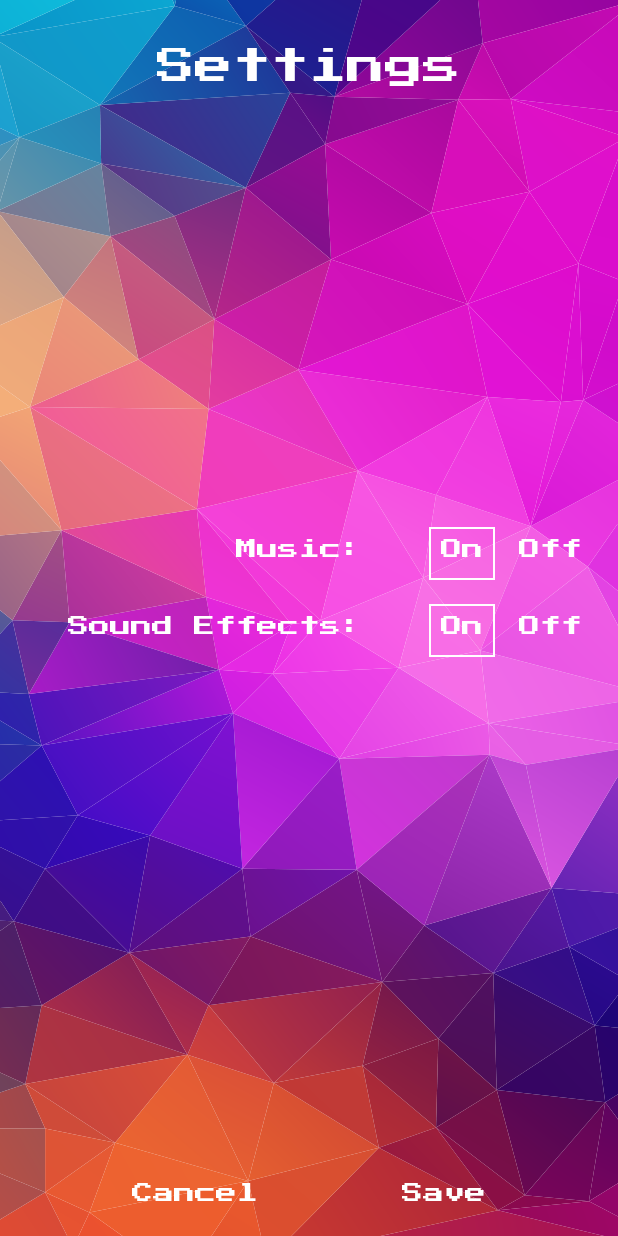
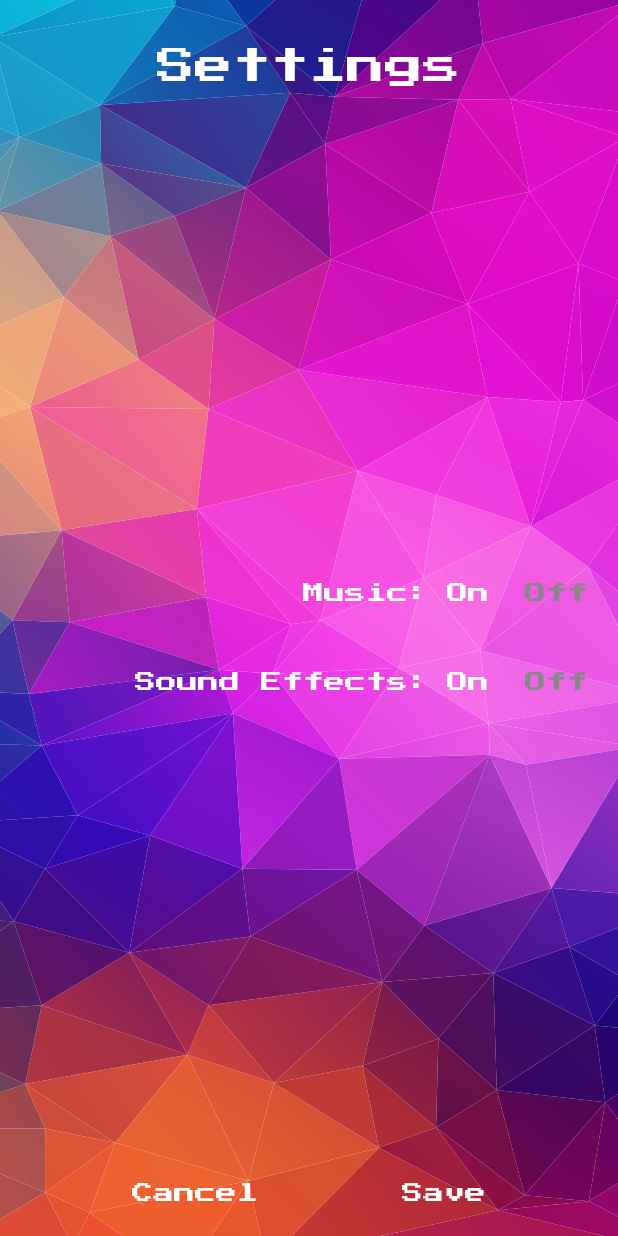
Before and after one commit to AlexNewton1/ColorFall, an Android app: the SettingsActivity screen opened directly, with no data from a screen before it, after a tap on "On", on a phone screen of 412 x 824 dp. Run offline under Robolectric (Android 15) with nearby library versions, the phone set to English and light mode, and no system bars.

Commit message:
Changed settings page to be grey/white based on users chosen settings

```diff
--- a/app/src/main/java/com/softwareoverflow/colorfall/activities/SettingsActivity.java
+++ b/app/src/main/java/com/softwareoverflow/colorfall/activities/SettingsActivity.java
@@ -3,6 +3,7 @@ package com.softwareoverflow.colorfall.activities;
 import android.app.Activity;
 import android.content.Intent;
 import android.content.SharedPreferences;
+import android.graphics.Color;
 import android.graphics.drawable.Drawable;
 import android.os.Bundle;
 import android.support.v7.app.AppCompatActivity;
@@ -42,15 +43,15 @@ public class SettingsActivity extends AppCompatActivity {
 
         borderDrawable = getDrawable(R.drawable.white_border);
         if (playMusic) {
-            playMusicOn.setBackground(borderDrawable);
+            playMusicOff.setTextColor(Color.GRAY);
         } else {
-            playMusicOff.setBackground(borderDrawable);
+            playMusicOn.setTextColor(Color.GRAY);
         }
 
         if (playSounds) {
-            playSoundsOn.setBackground(borderDrawable);
+            playSoundsOff.setTextColor(Color.GRAY);
         } else {
-            playSoundsOff.setBackground(borderDrawable);
+            playSoundsOn.setTextColor(Color.GRAY);
         }
     }
 
@@ -64,14 +65,14 @@ public class SettingsActivity extends AppCompatActivity {
                 break;
             case R.id.play_sounds_off:
                 playSounds = false;
-                playSoundsOn.setBackground(null);
-                playSoundsOff.setBackground(borderDrawable);
+                playSoundsOn.setTextColor(Color.GRAY);
+                playSoundsOff.setTextColor(Color.WHITE);
                 break;
             case R.id.play_sounds_on:
                 soundEffectHandler.playSound(SoundEffectHandler.Sound.SCORE);
                 playSounds = true;
-                playSoundsOff.setBackground(null);
-                playSoundsOn.setBackground(borderDrawable);
+                playSoundsOff.setTextColor(Color.GRAY);
+                playSoundsOn.setTextColor(Color.WHITE);
                 break;
         }
     }
@@ -81,12 +82,12 @@ public class SettingsActivity extends AppCompatActivity {
         BackgroundMusicService.setPlayMusic(music);
         if(music) {
             BackgroundMusicService.restartMusic();
-            playMusicOff.setBackground(null);
-            playMusicOn.setBackground(borderDrawable);
+            playMusicOn.setTextColor(Color.WHITE);
+            playMusicOff.setTextColor(Color.GRAY);
         } else {
             BackgroundMusicService.stopMusic();
-            playMusicOn.setBackground(null);
-            playMusicOff.setBackground(borderDrawable);
+            playMusicOff.setTextColor(Color.WHITE);
+            playMusicOn.setTextColor(Color.GRAY);
         }
     }
 
--- a/app/src/main/res/layout/activity_settings.xml
+++ b/app/src/main/res/layout/activity_settings.xml
@@ -6,6 +6,106 @@
     android:layout_height="match_parent"
     android:background="@drawable/ic_background"
     tools:context=".activities.SettingsActivity">
+
+
+    <TextView
+        android:id="@+id/settings_header"
+        android:layout_width="wrap_content"
+        android:layout_height="wrap_content"
+        android:layout_marginEnd="8dp"
+        android:layout_marginStart="8dp"
+        android:layout_marginTop="32dp"
+        android:text="@string/settings"
+        android:textSize="25sp"
+        app:layout_constraintEnd_toEndOf="parent"
+        app:layout_constraintStart_toStartOf="parent"
+        app:layout_constraintTop_toTopOf="parent" />
+
+
+    <LinearLayout
+        android:id="@+id/music_layout"
+        android:layout_width="match_parent"
+        android:layout_height="wrap_content"
+        android:layout_margin="8dp"
+        android:layout_marginEnd="8dp"
+        android:layout_marginStart="8dp"
+        android:orientation="horizontal"
+        app:layout_constraintBottom_toTopOf="@+id/sounds_layout"
+        app:layout_constraintEnd_toEndOf="parent"
+        app:layout_constraintStart_toStartOf="parent"
+        app:layout_constraintTop_toBottomOf="@+id/settings_header"
+        app:layout_constraintVertical_chainStyle="packed">
+
+        <TextView
+            android:layout_width="0dp"
+            android:layout_height="match_parent"
+            android:layout_weight="1"
+            android:gravity="center_vertical|end"
+            android:text="@string/settings_music" />
+
+        <TextView
+            android:id="@+id/play_music_on"
+            android:layout_width="wrap_content"
+            android:layout_height="match_parent"
+            android:layout_margin="4dp"
+            android:gravity="center"
+            android:padding="8dp"
+            android:onClick="changeSettings"
+            android:text="@string/on" />
+
+
+        <TextView
+            android:id="@+id/play_music_off"
+            android:layout_width="wrap_content"
+            android:layout_height="match_parent"
+            android:layout_margin="4dp"
+            android:gravity="center"
+            android:padding="8dp"
+            android:paddingTop="4dp"
+            android:onClick="changeSettings"
+            android:text="@string/off" />
+    </LinearLayout>
+
+
+    <LinearLayout
+        android:id="@+id/sounds_layout"
+        android:layout_width="match_parent"
+        android:layout_height="wrap_content"
+        android:layout_margin="8dp"
+        android:layout_marginEnd="8dp"
+        android:layout_marginStart="8dp"
+        android:orientation="horizontal"
+        app:layout_constraintBottom_toTopOf="@+id/cancel_settings"
+        app:layout_constraintEnd_toEndOf="parent"
+        app:layout_constraintStart_toStartOf="parent"
+        app:layout_constraintTop_toBottomOf="@+id/music_layout">
+
+        <TextView
+            android:layout_width="0dp"
+            android:layout_height="match_parent"
+            android:layout_weight="1"
+            android:gravity="center_vertical|end"
+            android:text="@string/settings_sound_effects" />
+
+        <TextView
+            android:id="@+id/play_sounds_on"
+            android:layout_width="wrap_content"
+            android:layout_height="match_parent"
+            android:layout_margin="4dp"
+            android:padding="8dp"
+            android:onClick="changeSettings"
+            android:text="@string/on" />
+
+
+        <TextView
+            android:id="@+id/play_sounds_off"
+            android:layout_width="wrap_content"
+            android:layout_height="match_parent"
+            android:layout_margin="4dp"
+            android:padding="8dp"
+            android:onClick="changeSettings"
+            android:text="@string/off" />
+    </LinearLayout>
 
 
     <TextView
@@ -21,6 +121,7 @@
         app:layout_constraintHorizontal_bias="0.5"
         app:layout_constraintStart_toStartOf="parent" />
 
+
     <TextView
         android:id="@+id/save_settings"
         android:layout_width="wrap_content"
@@ -33,94 +134,4 @@
         app:layout_constraintHorizontal_bias="0.5"
         app:layout_constraintStart_toEndOf="@+id/cancel_settings" />
 
-    <TextView
-        android:id="@+id/settings_music"
-        android:layout_width="wrap_content"
-        android:layout_height="wrap_content"
-        android:layout_marginBottom="16dp"
-        android:layout_marginStart="8dp"
-        android:layout_marginTop="16dp"
-        android:text="@string/settings_music"
-        app:layout_constraintBottom_toTopOf="@+id/settings_sound_effects"
-        app:layout_constraintEnd_toEndOf="@+id/settings_sound_effects"
-        app:layout_constraintHorizontal_bias="1.0"
-        app:layout_constraintStart_toStartOf="parent"
-        app:layout_constraintTop_toTopOf="parent"
-        app:layout_constraintVertical_chainStyle="packed" />
-
-    <TextView
-        android:onClick="changeSettings"
-        android:id="@+id/play_music_on"
-        android:layout_width="wrap_content"
-        android:layout_height="wrap_content"
-        android:layout_marginEnd="8dp"
-        android:padding="8dp"
-        android:text="@string/on"
-        app:layout_constraintBottom_toBottomOf="@+id/settings_music"
-        app:layout_constraintEnd_toStartOf="@+id/play_music_off"
-        app:layout_constraintTop_toTopOf="@+id/settings_music" />
-
-    <TextView
-        android:onClick="changeSettings"
-        android:id="@+id/play_music_off"
-        android:layout_width="wrap_content"
-        android:layout_height="wrap_content"
-        android:layout_marginEnd="16dp"
-        android:padding="8dp"
-        android:text="@string/off"
-        app:layout_constraintBottom_toBottomOf="@+id/settings_music"
-        app:layout_constraintEnd_toEndOf="parent"
-        app:layout_constraintTop_toTopOf="@+id/settings_music" />
-
-    <TextView
-        android:id="@+id/settings_sound_effects"
-        android:layout_width="wrap_content"
-        android:layout_height="wrap_content"
-        android:layout_marginBottom="16dp"
-        android:layout_marginEnd="8dp"
-        android:layout_marginStart="8dp"
-        android:layout_marginTop="16dp"
-        android:text="@string/settings_sound_effects"
-        app:layout_constraintBottom_toTopOf="@+id/cancel_settings"
-        app:layout_constraintEnd_toStartOf="@+id/play_sounds_on"
-        app:layout_constraintStart_toStartOf="parent"
-        app:layout_constraintTop_toBottomOf="@+id/settings_music" />
-
-    <TextView
-        android:onClick="changeSettings"
-        android:id="@+id/play_sounds_off"
-        android:layout_width="wrap_content"
-        android:layout_height="wrap_content"
-        android:padding="8dp"
-        android:text="@string/off"
-        app:layout_constraintBottom_toBottomOf="@+id/settings_sound_effects"
-        app:layout_constraintEnd_toEndOf="@+id/play_music_off"
-        app:layout_constraintTop_toTopOf="@+id/settings_sound_effects" />
-
-    <TextView
-        android:onClick="changeSettings"
-        android:id="@+id/play_sounds_on"
-        android:layout_width="wrap_content"
-        android:layout_height="wrap_content"
-        android:layout_marginEnd="8dp"
-        android:padding="8dp"
-        android:text="@string/on"
-        app:layout_constraintBottom_toBottomOf="@+id/settings_sound_effects"
-        app:layout_constraintEnd_toStartOf="@+id/play_sounds_off"
-        app:layout_constraintStart_toStartOf="@+id/play_music_on"
-        app:layout_constraintTop_toTopOf="@+id/settings_sound_effects" />
-
-    <TextView
-        android:id="@+id/textView2"
-        android:textSize="25sp"
-        android:layout_width="wrap_content"
-        android:layout_height="wrap_content"
-        android:layout_marginEnd="8dp"
-        android:layout_marginStart="8dp"
-        android:layout_marginTop="32dp"
-        android:text="@string/settings"
-        app:layout_constraintEnd_toEndOf="parent"
-        app:layout_constraintStart_toStartOf="parent"
-        app:layout_constraintTop_toTopOf="parent" />
-
 </android.support.constraint.ConstraintLayout>
```
